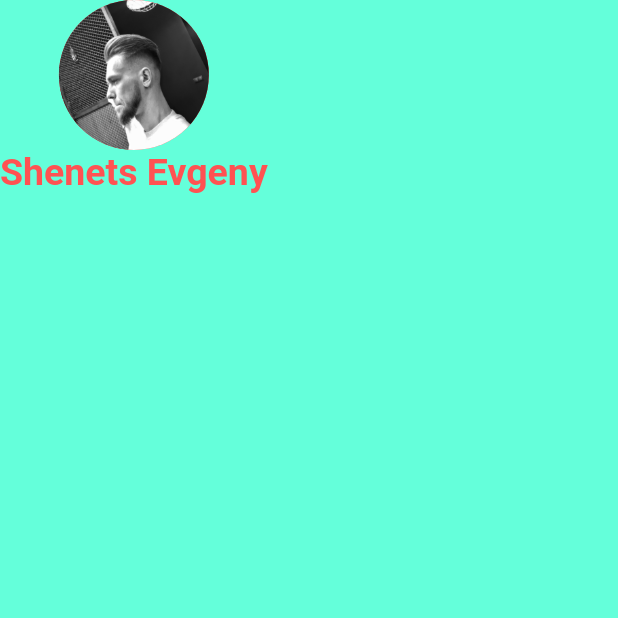
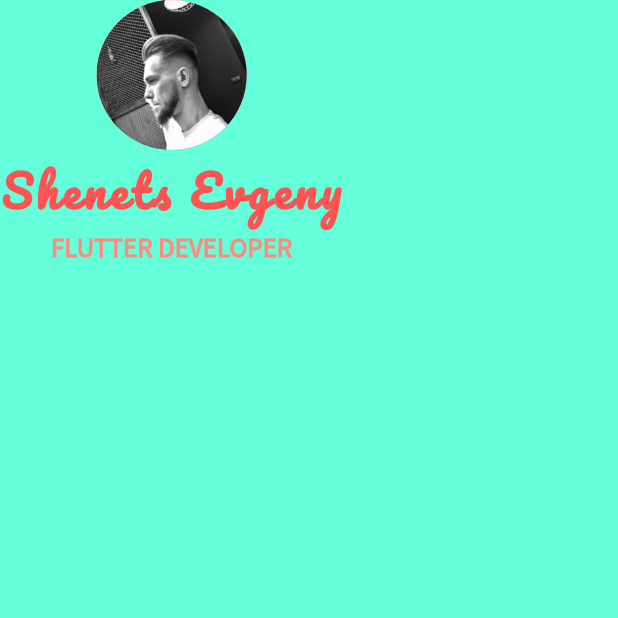
Before and after one commit to evgenyshenets91/flutter2, a Flutter app: the screen it shows after launch, on a phone screen of 412 x 824 dp, the top half of it. Run offline on Flutter 3.47's test engine with Material 2 defaults, Android fonts, the phone set to English and light mode, and no system bars.

Commit message:
add fonts and apply them

```diff
--- a/lib/main.dart
+++ b/lib/main.dart
@@ -33,9 +33,19 @@ class MyApp extends StatelessWidget {
           Text(
             'Shenets Evgeny',
             style: TextStyle(
+                fontFamily: 'Pacifico',
+                fontWeight: FontWeight.bold,
+                color: Colors.redAccent,
+                fontSize: 30,
+                letterSpacing: 2.5),
+          ),
+          Text(
+            'FLUTTER DEVELOPER',
+            style: TextStyle(
+              fontFamily: 'Source Sans Pro',
               fontWeight: FontWeight.bold,
-              color: Colors.redAccent,
-              fontSize: 25,
+              color: Colors.redAccent[100],
+              fontSize: 18,
             ),
           )
         ],
```
Also changed, not shown: pubspec.yaml (+9 -0 lines), fonts/Pacifico-Regular.ttf (added), fonts/SourceSansPro-Regular.ttf (added).
